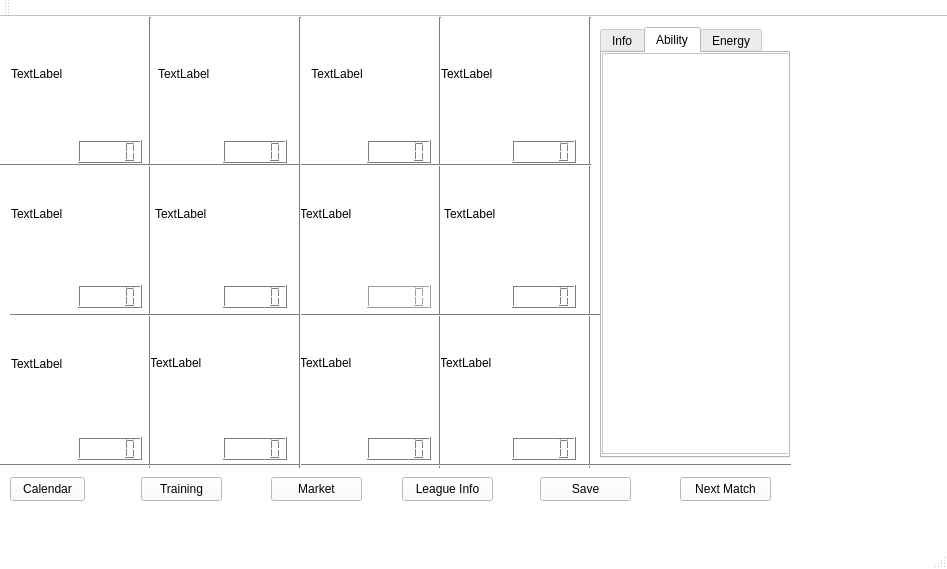
Old version of the form BTM_Qt/mainwindow.ui in the repository skandermoalla/CSE201-Top5.
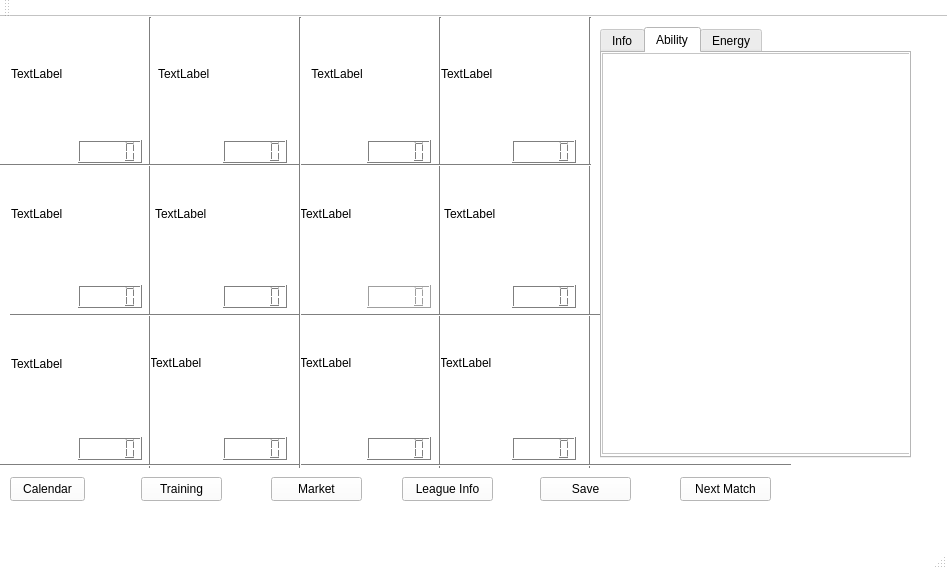
New version of the form. Icons and pictures are not drawn.

```diff
--- a/BTM_Qt/mainwindow.ui
+++ b/BTM_Qt/mainwindow.ui
@@ -9833,7 +9833,7 @@
      <rect>
       <x>600</x>
       <y>10</y>
-      <width>190</width>
+      <width>311</width>
       <height>431</height>
      </rect>
     </property>
```
Left out of the diff: 15 changed lines with no effect on the pictures.
